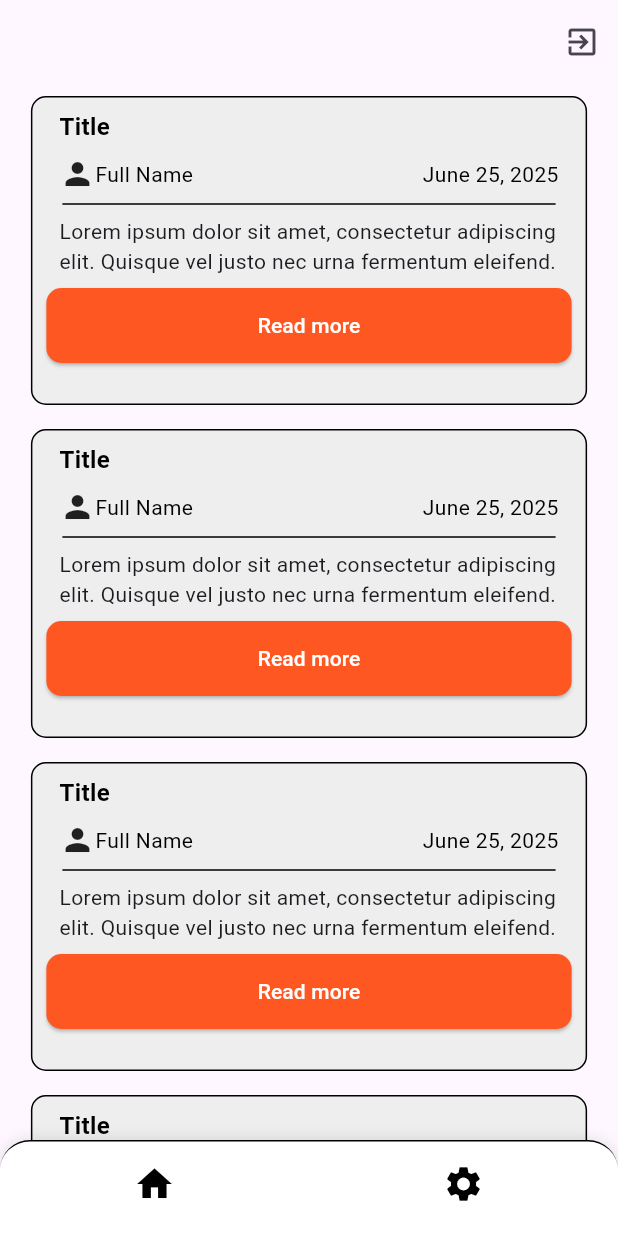
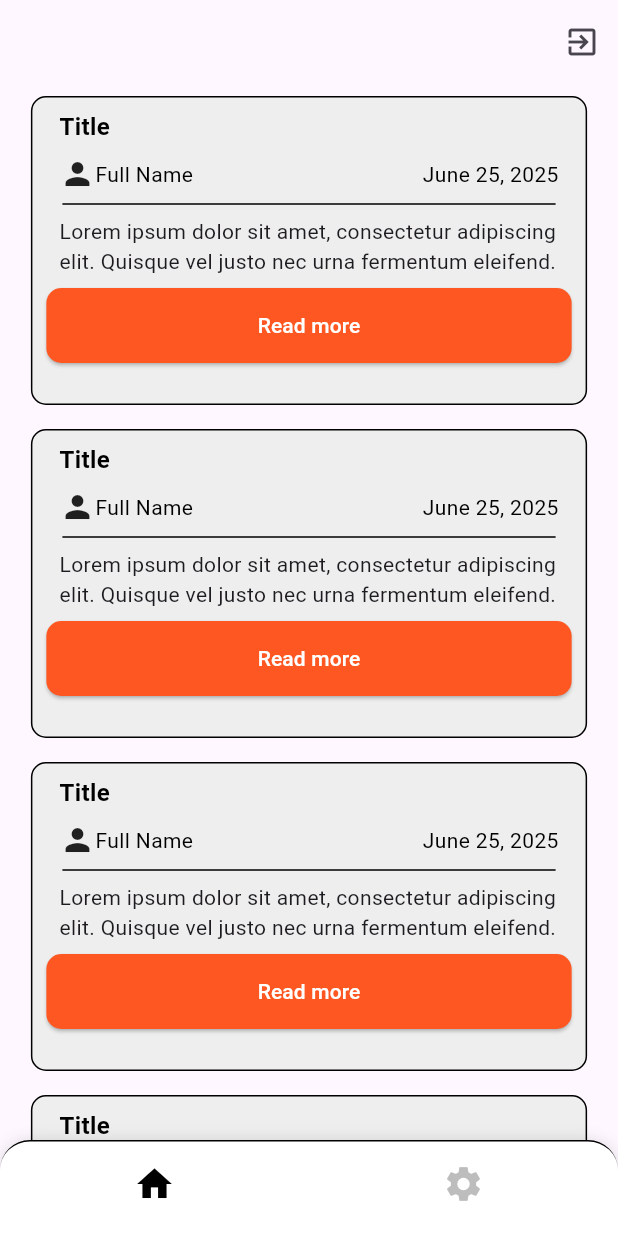
Before and after one commit to muhammadXainAhmad/blog_app_firebase_flutter, a Flutter app: the screen it shows once a user with an empty profile is signed in, on a phone screen of 412 x 824 dp. Run offline on Flutter 3.47's test engine with Material 3 defaults, Android fonts, the phone set to English and light mode, and no system bars; our stand-ins replace cloud_firestore, firebase_auth, firebase_core, flutter_dotenv; accounts and stored records are empty.

Commit message:
navBarProvider + handling phone login vs signup

```diff
--- a/lib/Views/home.dart
+++ b/lib/Views/home.dart
@@ -1,6 +1,5 @@
 import 'package:blog_app_firebase/methods/auth_methods.dart';
 import 'package:blog_app_firebase/utils/constants.dart';
-import 'package:blog_app_firebase/Views/nav_bar.dart';
 import 'package:flutter/material.dart';
 
 class HomePage extends StatelessWidget {
@@ -11,7 +10,6 @@ class HomePage extends StatelessWidget {
     final screenW = MediaQuery.sizeOf(context).width;
     final screenH = MediaQuery.sizeOf(context).height;
     return Scaffold(
-      bottomNavigationBar: HomeNavBar(),
       appBar: AppBar(
         actions: [
           IconButton(
--- /dev/null
+++ b/lib/Views/layout.dart
@@ -0,0 +1,20 @@
+import 'package:blog_app_firebase/Views/home.dart';
+import 'package:blog_app_firebase/Views/nav_bar.dart';
+import 'package:blog_app_firebase/Views/settings.dart';
+import 'package:blog_app_firebase/provider/nav_bar_provider.dart';
+import 'package:flutter/material.dart';
+import 'package:provider/provider.dart';
+
+class Layout extends StatelessWidget {
+  const Layout({super.key});
+
+  @override
+  Widget build(BuildContext context) {
+    final navProvider = Provider.of<NavBarProvider>(context);
+    final pages = const [HomePage(), SettingsPage()];
+    return Scaffold(
+      bottomNavigationBar: HomeNavBar(),
+      body: pages[navProvider.selectedIndex],
+    );
+  }
+}
--- a/lib/Views/login.dart
+++ b/lib/Views/login.dart
@@ -172,7 +172,7 @@ class LoginPage extends StatelessWidget {
                           ),
                         ),
                         onPressed: () {
-                          Navigator.of(context).pushNamed("phone");
+                          Navigator.of(context).pushNamed("phone",arguments: true);
                         },
                         child: Row(
                           mainAxisSize: MainAxisSize.min,
--- a/lib/Views/nav_bar.dart
+++ b/lib/Views/nav_bar.dart
@@ -1,11 +1,14 @@
+import 'package:blog_app_firebase/provider/nav_bar_provider.dart';
 import 'package:blog_app_firebase/utils/constants.dart';
 import 'package:flutter/material.dart';
+import 'package:provider/provider.dart';
 
 class HomeNavBar extends StatelessWidget {
   const HomeNavBar({super.key});
 
   @override
   Widget build(BuildContext context) {
+    final navProvider = context.watch<NavBarProvider>();
     return Container(
       decoration: BoxDecoration(
         color: whiteClr,
@@ -22,13 +25,20 @@ class HomeNavBar extends StatelessWidget {
         iconSize: 28,
         showSelectedLabels: false,
         showUnselectedLabels: false,
+        onTap: (index) => context.read<NavBarProvider>().updateIndex(index),
         items: [
           BottomNavigationBarItem(
-            icon: Icon(Icons.home, color: blackClr),
+            icon: Icon(
+              Icons.home,
+              color: navProvider.selectedIndex == 0 ? blackClr : bgClr2,
+            ),
             label: "",
           ),
           BottomNavigationBarItem(
-            icon: Icon(Icons.settings, color: blackClr),
+            icon: Icon(
+              Icons.settings,
+              color: navProvider.selectedIndex == 1 ? blackClr : bgClr2,
+            ),
             label: "",
           ),
         ],
--- a/lib/Views/signup.dart
+++ b/lib/Views/signup.dart
@@ -202,7 +202,7 @@ class SignUpPage extends StatelessWidget {
                           ),
                         ),
                         onPressed: () {
-                          Navigator.of(context).pushNamed("phone");
+                          Navigator.of(context).pushNamed("phone",arguments: false);
                         },
                         child: Row(
                           mainAxisSize: MainAxisSize.min,
--- a/lib/main.dart
+++ b/lib/main.dart
@@ -1,13 +1,16 @@
 import 'package:blog_app_firebase/Views/home.dart';
 import 'package:blog_app_firebase/Views/landing.dart';
+import 'package:blog_app_firebase/Views/layout.dart';
 import 'package:blog_app_firebase/Views/login.dart';
 import 'package:blog_app_firebase/Views/phone_login.dart';
 import 'package:blog_app_firebase/Views/signup.dart';
 import 'package:blog_app_firebase/firebase_options.dart';
+import 'package:blog_app_firebase/provider/nav_bar_provider.dart';
 import 'package:firebase_auth/firebase_auth.dart';
 import 'package:firebase_core/firebase_core.dart';
 import 'package:flutter/material.dart';
 import 'package:flutter_dotenv/flutter_dotenv.dart';
+import 'package:provider/provider.dart';
 
 void main() async {
   WidgetsFlutterBinding.ensureInitialized();
@@ -20,7 +23,11 @@ class MyApp extends StatelessWidget {
   const MyApp({super.key});
   @override
   Widget build(BuildContext context) {
-    return MaterialApp(
+    return MultiProvider(
+      providers: [
+        ChangeNotifierProvider(create: (context) => NavBarProvider()),
+      ],
+      child: MaterialApp(
         debugShowCheckedModeBanner: false,
         title: 'Flutter Demo',
         theme: ThemeData(
@@ -30,15 +37,19 @@ class MyApp extends StatelessWidget {
           "login": (context) => const LoginPage(),
           "signup": (context) => const SignUpPage(),
           "home": (context) => const HomePage(),
-        "landing":(context)=> const LandingPage(),
-        "phone":(context)=> const PhoneLogin(),
+          "landing": (context) => const LandingPage(),
+          "phone": (context) {
+            final args = ModalRoute.of(context)!.settings.arguments as bool;
+            return PhoneLogin(isLogin: args);
+          },
+          "layout": (context) => const Layout(),
         },
         home: StreamBuilder(
           stream: FirebaseAuth.instance.authStateChanges(),
           builder: (context, snapshot) {
             if (snapshot.connectionState == ConnectionState.active) {
               if (snapshot.hasData) {
-              return const HomePage();
+                return const Layout();
               } else if (snapshot.hasError) {
                 return Center(child: Text("${snapshot.error}"));
               }
@@ -51,6 +62,7 @@ class MyApp extends StatelessWidget {
             return LandingPage();
           },
         ),
+      ),
     );
   }
 }
--- a/lib/models/users.dart
+++ b/lib/models/users.dart
@@ -1,14 +1,14 @@
 class UserModel {
   final String uid;
-  final String firstName;
-  final String lastName;
+  final String? firstName;
+  final String? lastName;
   final String? email;
   final String? phoneNumber;
 
   UserModel({
     required this.uid,
-    required this.firstName,
-    required this.lastName,
+    this.firstName,
+    this.lastName,
     this.email,
     this.phoneNumber,
   });
--- /dev/null
+++ b/lib/provider/nav_bar_provider.dart
@@ -0,0 +1,11 @@
+import 'package:flutter/material.dart';
+
+class NavBarProvider with ChangeNotifier {
+  int _selectedIndex = 0;
+  int get selectedIndex => _selectedIndex;
+
+  void updateIndex(int index) {
+    _selectedIndex = index;
+    notifyListeners();
+  }
+}
--- a/pubspec.yaml
+++ b/pubspec.yaml
@@ -35,6 +35,7 @@ dependencies:
   flutter:
     sdk: flutter
   flutter_dotenv: ^5.2.1
+  provider: ^6.1.5+1
 
 dev_dependencies:
   flutter_lints: ^5.0.0
```
Also changed, not shown: lib/Views/phone_login.dart (+15 -5 lines), lib/Views/settings.dart (added, +10 -0 lines), lib/methods/auth_methods.dart (+10 -4 lines), pubspec.lock. Lines whose indentation alone changed are shown as unchanged.
